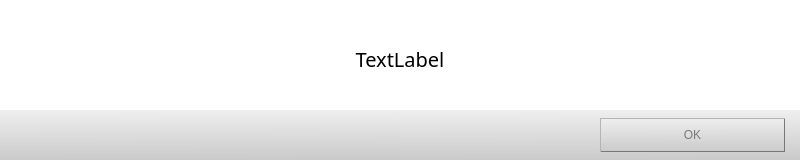
Old version of the form Qt Creator/Dialog_error.ui in the repository Mixer97/tesi_triennale.
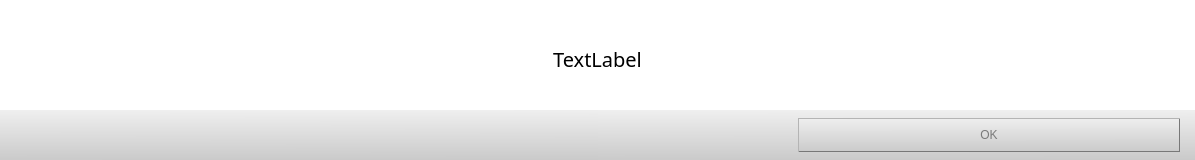
New version of the form. Icons and pictures are not drawn.

What changed in the file:
```diff
--- a/Qt Creator/Dialog_error.ui
+++ b/Qt Creator/Dialog_error.ui
@@ -9,7 +9,7 @@
    <rect>
     <x>0</x>
     <y>0</y>
-    <width>800</width>
+    <width>1195</width>
     <height>160</height>
    </rect>
   </property>
@@ -66,6 +66,12 @@
    </property>
    <item row="0" column="0">
     <widget class="QLabel" name="label_Error">
+     <property name="sizePolicy">
+      <sizepolicy hsizetype="Expanding" vsizetype="Preferred">
+       <horstretch>0</horstretch>
+       <verstretch>0</verstretch>
+      </sizepolicy>
+     </property>
      <property name="minimumSize">
       <size>
        <width>500</width>
```
